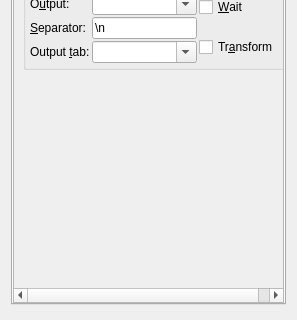
This is src/ui/commandwidget.ui in hluk/CopyQ as Qt 5 draws it before an edit; both pictures show x 0 to 297 and y 450 to 770 of the 297 by 770 pixel window. The edited form follows.
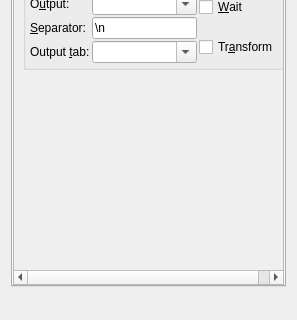
This is the edited form. The open tabs and pages were chosen to show the change. Custom widgets are drawn as their Qt base class.

Commit message: Add label with simple command description

```diff
--- a/src/ui/commandwidget.ui
+++ b/src/ui/commandwidget.ui
@@ -192,7 +192,7 @@
             <x>0</x>
             <y>0</y>
             <width>277</width>
-            <height>615</height>
+            <height>596</height>
            </rect>
           </property>
           <layout class="QVBoxLayout" name="verticalLayout_6">
@@ -624,6 +624,16 @@
      </widget>
     </widget>
    </item>
+   <item>
+    <widget class="QLabel" name="labelDescription">
+     <property name="text">
+      <string/>
+     </property>
+     <property name="wordWrap">
+      <bool>true</bool>
+     </property>
+    </widget>
+   </item>
    <item>
     <widget class="QWidget" name="widgetAdvanced" native="true">
      <layout class="QVBoxLayout" name="verticalLayout_8">
```
The commit also changes 2 other files.
